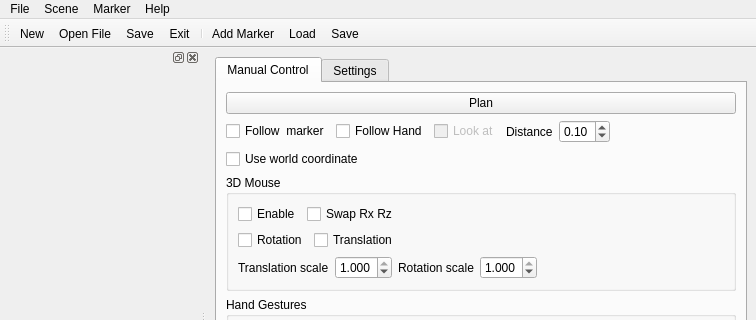
The window that hiveground/hg_apps/hg_inspector_arm/src/inspector_arm.ui (cuixiongyi/hiveground-ros-pkg) describes before a commit, drawn with Qt 5; both pictures show x 0 to 756 and y 0 to 320 of the 756 by 614 pixel window.
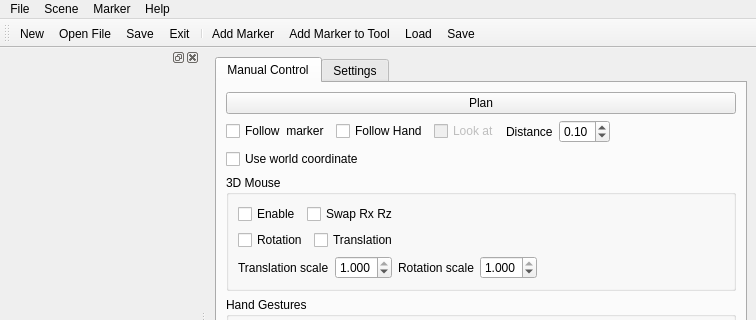
The same window after the commit.

The edit to the form file:
```diff
--- a/hiveground/hg_apps/hg_inspector_arm/src/inspector_arm.ui
+++ b/hiveground/hg_apps/hg_inspector_arm/src/inspector_arm.ui
@@ -516,6 +516,7 @@
    <addaction name="actionExit"/>
    <addaction name="separator"/>
    <addaction name="actionAddMarker"/>
+   <addaction name="actionAddMarkerToTool"/>
    <addaction name="actionLoadMarker"/>
    <addaction name="actionSaveMarker"/>
   </widget>
```
